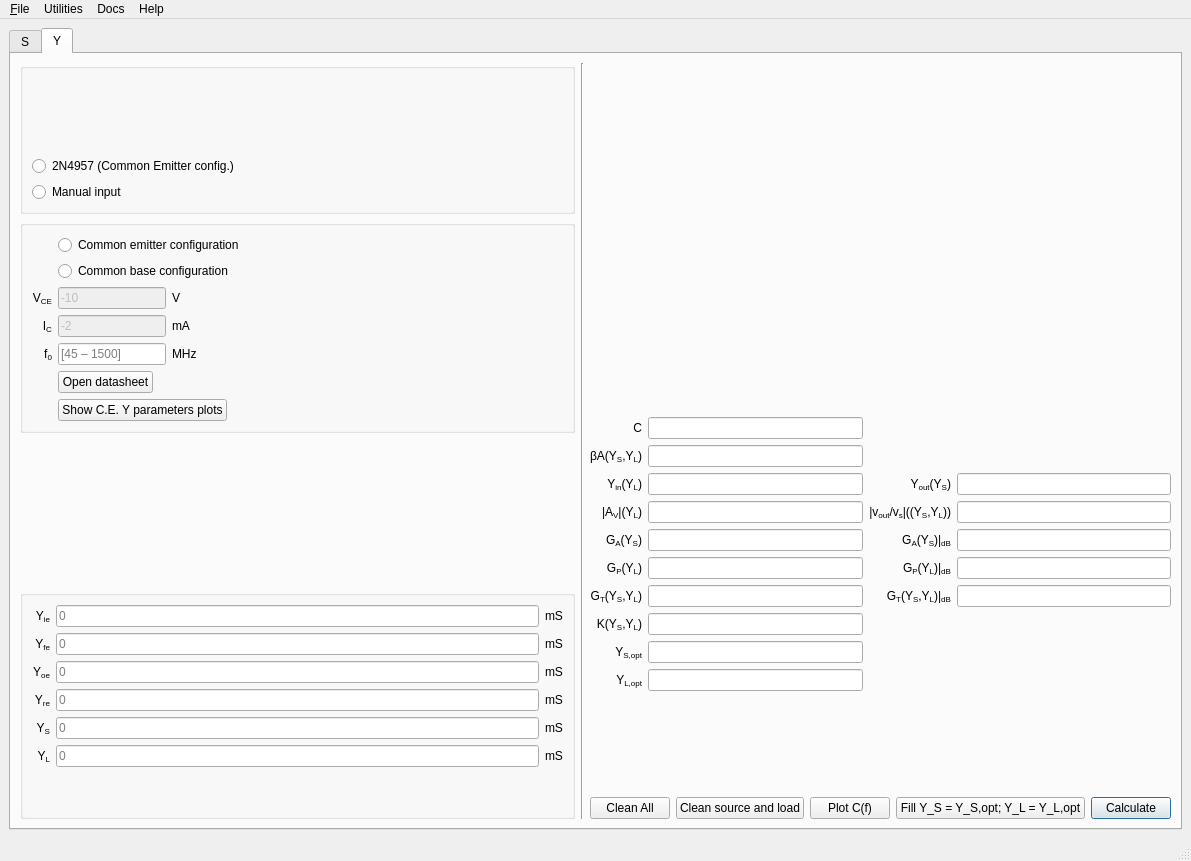
urbanij/syRF-cpp, file syRF/mainwindow.ui: the form before one commit.
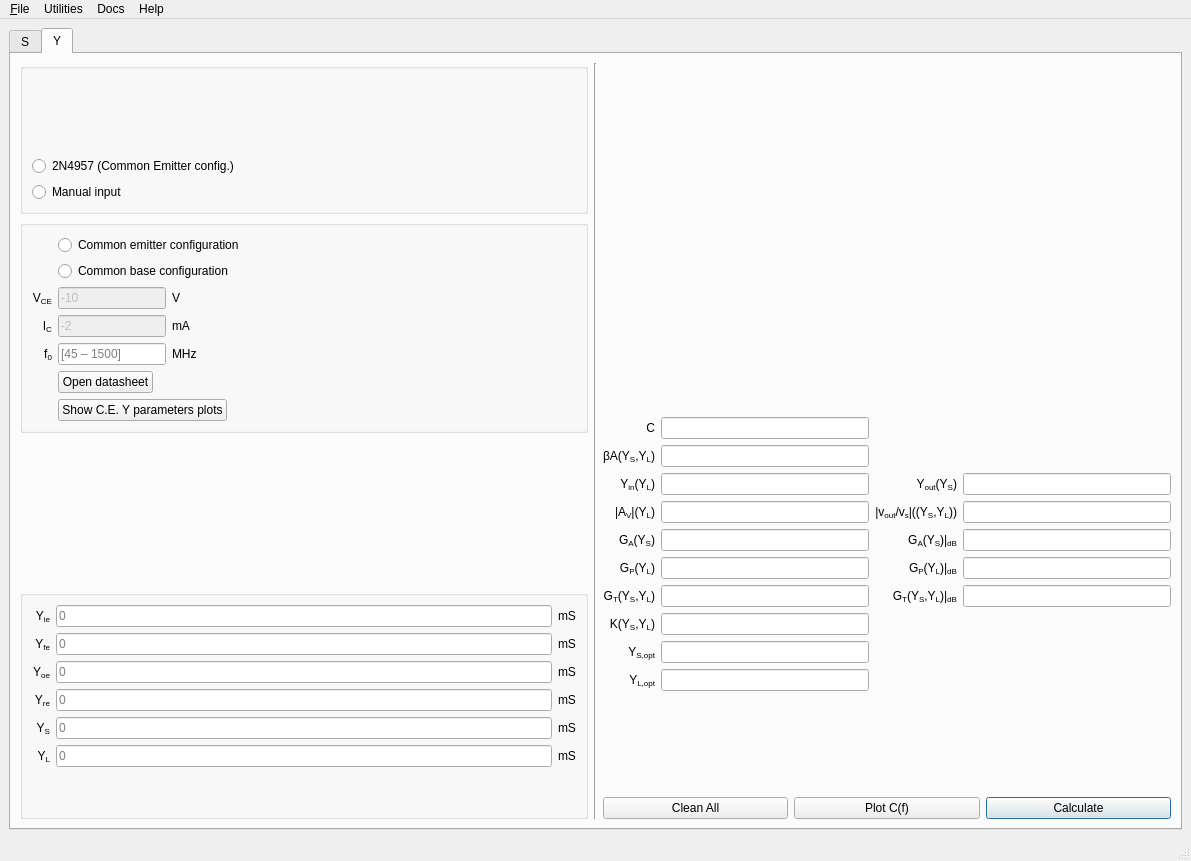
The form after the commit.

```diff
--- a/syRF/mainwindow.ui
+++ b/syRF/mainwindow.ui
@@ -1656,13 +1656,6 @@
             </property>
            </widget>
           </item>
-          <item>
-           <widget class="QPushButton" name="Clean_button_3">
-            <property name="text">
-             <string>Clean source and load</string>
-            </property>
-           </widget>
-          </item>
           <item>
            <widget class="QPushButton" name="plot_C_f0_button">
             <property name="text">
@@ -1679,13 +1672,6 @@
             </property>
            </widget>
           </item>
-          <item>
-           <widget class="QPushButton" name="Fill_ys_yl_opt_button">
-            <property name="text">
-             <string>Fill Y_S = Y_S,opt; Y_L = Y_L,opt</string>
-            </property>
-           </widget>
-          </item>
           <item>
            <widget class="QPushButton" name="Calculate_button_4">
             <property name="text">
```
Left out of the diff: 2 changed lines with no effect on the pictures.
